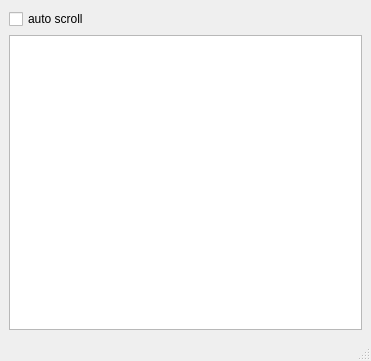
jmdmahdi/Weather-Station, file Desktop App/UI/template/main_window.ui: the form before one commit.
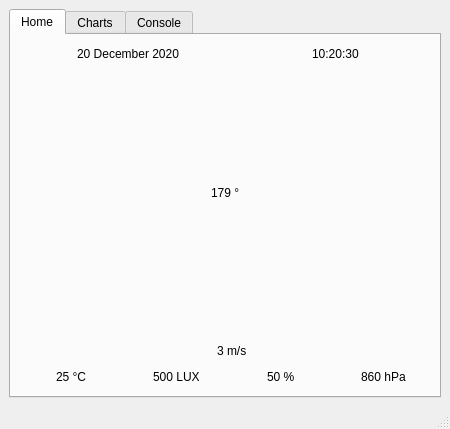
The form after the commit. Icons and pictures are not drawn.

Commit message: Desktop app main window UI update

```diff
--- a/Desktop App/UI/template/main_window.ui
+++ b/Desktop App/UI/template/main_window.ui
@@ -6,12 +6,12 @@
    <rect>
     <x>0</x>
     <y>0</y>
-    <width>371</width>
-    <height>361</height>
+    <width>450</width>
+    <height>429</height>
    </rect>
   </property>
   <property name="sizePolicy">
-   <sizepolicy hsizetype="Fixed" vsizetype="Fixed">
+   <sizepolicy hsizetype="Preferred" vsizetype="Preferred">
     <horstretch>0</horstretch>
     <verstretch>0</verstretch>
    </sizepolicy>
@@ -35,31 +35,625 @@
    <property name="autoFillBackground">
     <bool>true</bool>
    </property>
-   <layout class="QVBoxLayout" name="verticalLayout">
+   <layout class="QVBoxLayout" name="verticalLayout_2">
     <item>
-     <widget class="QCheckBox" name="checkBox">
-      <property name="text">
-       <string>auto scroll</string>
+     <widget class="QTabWidget" name="tabWidget">
+      <property name="sizePolicy">
+       <sizepolicy hsizetype="Preferred" vsizetype="Preferred">
+        <horstretch>0</horstretch>
+        <verstretch>0</verstretch>
+       </sizepolicy>
       </property>
-     </widget>
-    </item>
-    <item>
-     <widget class="QTextBrowser" name="textBrowser">
-      <property name="cursor" stdset="0">
-       <cursorShape>IBeamCursor</cursorShape>
+      <property name="tabPosition">
+       <enum>QTabWidget::North</enum>
       </property>
-      <property name="focusPolicy">
-       <enum>Qt::NoFocus</enum>
+      <property name="tabShape">
+       <enum>QTabWidget::Rounded</enum>
       </property>
       <property name="acceptDrops">
        <bool>false</bool>
       </property>
-      <property name="inputMethodHints">
-       <set>Qt::ImhNone</set>
+      <property name="elideMode">
+       <enum>Qt::ElideNone</enum>
       </property>
-      <property name="documentTitle">
-       <string/>
-      </property>
+      <widget class="QWidget" name="mainTab">
+       <property name="sizePolicy">
+        <sizepolicy hsizetype="Preferred" vsizetype="Preferred">
+         <horstretch>0</horstretch>
+         <verstretch>0</verstretch>
+        </sizepolicy>
+       </property>
+       <attribute name="title">
+        <string>Home</string>
+       </attribute>
+       <layout class="QVBoxLayout" name="verticalLayout_3">
+        <item>
+         <layout class="QHBoxLayout" name="horizontalLayout_11">
+          <item>
+           <layout class="QHBoxLayout" name="horizontalLayout_12">
+            <item>
+             <spacer name="horizontalSpacer_15">
+              <property name="orientation">
+               <enum>Qt::Horizontal</enum>
+              </property>
+              <property name="sizeHint" stdset="0">
+               <size>
+                <width>40</width>
+                <height>20</height>
+               </size>
+              </property>
+             </spacer>
+            </item>
+            <item>
+             <widget class="QLabel" name="dateIcon">
+              <property name="maximumSize">
+               <size>
+                <width>32</width>
+                <height>32</height>
+               </size>
+              </property>
+              <property name="text">
+               <string/>
+              </property>
+              <property name="pixmap">
+               <pixmap>Assets/Calendar.png</pixmap>
+              </property>
+              <property name="scaledContents">
+               <bool>true</bool>
+              </property>
+             </widget>
+            </item>
+            <item>
+             <widget class="QLabel" name="dateText">
+              <property name="text">
+               <string>20 December 2020</string>
+              </property>
+             </widget>
+            </item>
+            <item>
+             <spacer name="horizontalSpacer_16">
+              <property name="orientation">
+               <enum>Qt::Horizontal</enum>
+              </property>
+              <property name="sizeHint" stdset="0">
+               <size>
+                <width>40</width>
+                <height>20</height>
+               </size>
+              </property>
+             </spacer>
+            </item>
+           </layout>
+          </item>
+          <item>
+           <layout class="QHBoxLayout" name="horizontalLayout_13">
+            <item>
+             <spacer name="horizontalSpacer_17">
+              <property name="orientation">
+               <enum>Qt::Horizontal</enum>
+              </property>
+              <property name="sizeHint" stdset="0">
+               <size>
+                <width>40</width>
+                <height>20</height>
+               </size>
+              </property>
+             </spacer>
+            </item>
+            <item>
+             <widget class="QLabel" name="timeIcon">
+              <property name="maximumSize">
+               <size>
+                <width>32</width>
+                <height>32</height>
+               </size>
+              </property>
+              <property name="text">
+               <string/>
+              </property>
+              <property name="pixmap">
+               <pixmap>Assets/Clock.png</pixmap>
+              </property>
+              <property name="scaledContents">
+               <bool>true</bool>
+              </property>
+             </widget>
+            </item>
+            <item>
+             <widget class="QLabel" name="timeText">
+              <property name="text">
+               <string>10:20:30</string>
+              </property>
+             </widget>
+            </item>
+            <item>
+             <spacer name="horizontalSpacer_18">
+              <property name="orientation">
+               <enum>Qt::Horizontal</enum>
+              </property>
+              <property name="sizeHint" stdset="0">
+               <size>
+                <width>40</width>
+                <height>20</height>
+               </size>
+              </property>
+             </spacer>
+            </item>
+           </layout>
+          </item>
+         </layout>
+        </item>
+        <item>
+         <layout class="QVBoxLayout" name="windDetails">
+          <item>
+           <layout class="QVBoxLayout" name="compassContainer">
+            <item>
+             <spacer name="verticalSpacer">
+              <property name="orientation">
+               <enum>Qt::Vertical</enum>
+              </property>
+              <property name="sizeHint" stdset="0">
+               <size>
+                <width>20</width>
+                <height>40</height>
+               </size>
+              </property>
+             </spacer>
+            </item>
+            <item>
+             <layout class="QHBoxLayout" name="horizontalLayout_10">
+              <item>
+               <spacer name="horizontalSpacer_14">
+                <property name="orientation">
+                 <enum>Qt::Horizontal</enum>
+                </property>
+                <property name="sizeHint" stdset="0">
+                 <size>
+                  <width>40</width>
+                  <height>20</height>
+                 </size>
+                </property>
+               </spacer>
+              </item>
+              <item>
+               <widget class="QLabel" name="windAngleText">
+                <property name="text">
+                 <string>179 °</string>
+                </property>
+               </widget>
+              </item>
+              <item>
+               <spacer name="horizontalSpacer_13">
+                <property name="orientation">
+                 <enum>Qt::Horizontal</enum>
+                </property>
+                <property name="sizeHint" stdset="0">
+                 <size>
+                  <width>40</width>
+                  <height>20</height>
+                 </size>
+                </property>
+               </spacer>
+              </item>
+             </layout>
+            </item>
+            <item>
+             <layout class="QHBoxLayout" name="horizontalLayout_9">
+              <item>
+               <spacer name="horizontalSpacer_12">
+                <property name="orientation">
+                 <enum>Qt::Horizontal</enum>
+                </property>
+                <property name="sizeHint" stdset="0">
+                 <size>
+                  <width>40</width>
+                  <height>20</height>
+                 </size>
+                </property>
+               </spacer>
+              </item>
+              <item>
+               <layout class="QVBoxLayout" name="compassLayout"/>
+              </item>
+              <item>
+               <spacer name="horizontalSpacer_11">
+                <property name="orientation">
+                 <enum>Qt::Horizontal</enum>
+                </property>
+                <property name="sizeHint" stdset="0">
+                 <size>
+                  <width>40</width>
+                  <height>20</height>
+                 </size>
+                </property>
+               </spacer>
+              </item>
+             </layout>
+            </item>
+            <item>
+             <spacer name="verticalSpacer_2">
+              <property name="orientation">
+               <enum>Qt::Vertical</enum>
+              </property>
+              <property name="sizeHint" stdset="0">
+               <size>
+                <width>20</width>
+                <height>40</height>
+               </size>
+              </property>
+             </spacer>
+            </item>
+           </layout>
+          </item>
+          <item>
+           <layout class="QHBoxLayout" name="horizontalLayout_8">
+            <item>
+             <spacer name="horizontalSpacer_10">
+              <property name="orientation">
+               <enum>Qt::Horizontal</enum>
+              </property>
+              <property name="sizeHint" stdset="0">
+               <size>
+                <width>40</width>
+                <height>20</height>
+               </size>
+              </property>
+             </spacer>
+            </item>
+            <item>
+             <widget class="QLabel" name="windSpeedIcon">
+              <property name="maximumSize">
+               <size>
+                <width>32</width>
+                <height>32</height>
+               </size>
+              </property>
+              <property name="text">
+               <string/>
+              </property>
+              <property name="pixmap">
+               <pixmap>Assets/windSpeed.png</pixmap>
+              </property>
+              <property name="scaledContents">
+               <bool>true</bool>
+              </property>
+             </widget>
+            </item>
+            <item>
+             <widget class="QLabel" name="windSpeedText">
+              <property name="text">
+               <string>3 m/s</string>
+              </property>
+             </widget>
+            </item>
+            <item>
+             <spacer name="horizontalSpacer_9">
+              <property name="orientation">
+               <enum>Qt::Horizontal</enum>
+              </property>
+              <property name="sizeHint" stdset="0">
+               <size>
+                <width>40</width>
+                <height>20</height>
+               </size>
+              </property>
+             </spacer>
+            </item>
+           </layout>
+          </item>
+         </layout>
+        </item>
+        <item>
+         <layout class="QHBoxLayout" name="horizontalLayout">
+          <property name="spacing">
+           <number>6</number>
+          </property>
+          <item>
+           <layout class="QHBoxLayout" name="horizontalLayout_2">
+            <item>
+             <spacer name="horizontalSpacer">
+              <property name="orientation">
+               <enum>Qt::Horizontal</enum>
+              </property>
+              <property name="sizeHint" stdset="0">
+               <size>
+                <width>40</width>
+                <height>20</height>
+               </size>
+              </property>
+             </spacer>
+            </item>
+            <item>
+             <widget class="QLabel" name="temperatureIcon">
+              <property name="sizePolicy">
+               <sizepolicy hsizetype="Preferred" vsizetype="Preferred">
+                <horstretch>0</horstretch>
+                <verstretch>0</verstretch>
+               </sizepolicy>
+              </property>
+              <property name="maximumSize">
+               <size>
+                <width>32</width>
+                <height>32</height>
+               </size>
+              </property>
+              <property name="frameShadow">
+               <enum>QFrame::Plain</enum>
+              </property>
+              <property name="text">
+               <string/>
+              </property>
+              <property name="textFormat">
+               <enum>Qt::AutoText</enum>
+              </property>
+              <property name="pixmap">
+               <pixmap>Assets/Temperature.png</pixmap>
+              </property>
+              <property name="scaledContents">
+               <bool>true</bool>
+              </property>
+              <property name="wordWrap">
+               <bool>false</bool>
+              </property>
+             </widget>
+            </item>
+            <item>
+             <widget class="QLabel" name="temperatureText">
+              <property name="sizePolicy">
+               <sizepolicy hsizetype="Preferred" vsizetype="Preferred">
+                <horstretch>0</horstretch>
+                <verstretch>0</verstretch>
+               </sizepolicy>
+              </property>
+              <property name="text">
+               <string>25 °C</string>
+              </property>
+             </widget>
+            </item>
+            <item>
+             <spacer name="horizontalSpacer_2">
+              <property name="orientation">
+               <enum>Qt::Horizontal</enum>
+              </property>
+              <property name="sizeHint" stdset="0">
+               <size>
+                <width>40</width>
+                <height>20</height>
+               </size>
+              </property>
+             </spacer>
+            </item>
+           </layout>
+          </item>
+          <item>
+           <layout class="QHBoxLayout" name="horizontalLayout_3">
+            <item>
+             <spacer name="horizontalSpacer_3">
+              <property name="orientation">
+               <enum>Qt::Horizontal</enum>
+              </property>
+              <property name="sizeHint" stdset="0">
+               <size>
+                <width>40</width>
+                <height>20</height>
+               </size>
+              </property>
+             </spacer>
+            </item>
+            <item>
+             <widget class="QLabel" name="lightIntensityIcon">
+              <property name="sizePolicy">
+               <sizepolicy hsizetype="Preferred" vsizetype="Preferred">
+                <horstretch>0</horstretch>
+                <verstretch>0</verstretch>
+               </sizepolicy>
+              </property>
+              <property name="maximumSize">
+               <size>
+                <width>32</width>
+                <height>32</height>
+               </size>
+              </property>
+              <property name="text">
+               <string/>
+              </property>
+              <property name="pixmap">
+               <pixmap>Assets/Sun.png</pixmap>
+              </property>
+              <property name="scaledContents">
+               <bool>true</bool>
+              </property>
+             </widget>
+            </item>
+            <item>
+             <widget class="QLabel" name="lightIntensityText">
+              <property name="text">
+               <string>500 LUX</string>
+              </property>
+             </widget>
+            </item>
+            <item>
+             <spacer name="horizontalSpacer_4">
+              <property name="orientation">
+               <enum>Qt::Horizontal</enum>
+              </property>
+              <property name="sizeHint" stdset="0">
+               <size>
+                <width>40</width>
+                <height>20</height>
+               </size>
+              </property>
+             </spacer>
+            </item>
+           </layout>
+          </item>
+          <item>
+           <layout class="QHBoxLayout" name="horizontalLayout_6">
+            <item>
+             <spacer name="horizontalSpacer_5">
+              <property name="orientation">
+               <enum>Qt::Horizontal</enum>
+              </property>
+              <property name="sizeHint" stdset="0">
+               <size>
+                <width>40</width>
+                <height>20</height>
+               </size>
+              </property>
+             </spacer>
+            </item>
+            <item>
+             <widget class="QLabel" name="humidityIcon">
+              <property name="maximumSize">
+               <size>
+                <width>32</width>
+                <height>32</height>
+               </size>
+              </property>
+              <property name="text">
+               <string/>
+              </property>
+              <property name="pixmap">
+               <pixmap>Assets/Humidity.png</pixmap>
+              </property>
+              <property name="scaledContents">
+               <bool>true</bool>
+              </property>
+             </widget>
+            </item>
+            <item>
+             <widget class="QLabel" name="humidityText">
+              <property name="text">
+               <string>50 %</string>
+              </property>
+             </widget>
+            </item>
+            <item>
+             <spacer name="horizontalSpacer_6">
+              <property name="orientation">
+               <enum>Qt::Horizontal</enum>
+              </property>
+              <property name="sizeHint" stdset="0">
+               <size>
+                <width>40</width>
+                <height>20</height>
+               </size>
+              </property>
+             </spacer>
+            </item>
+           </layout>
+          </item>
+          <item>
+           <layout class="QHBoxLayout" name="horizontalLayout_7">
+            <item>
+             <spacer name="horizontalSpacer_7">
+              <property name="orientation">
+               <enum>Qt::Horizontal</enum>
+              </property>
+              <property name="sizeHint" stdset="0">
+               <size>
+                <width>40</width>
+                <height>20</height>
+               </size>
+              </property>
+             </spacer>
+            </item>
+            <item>
+             <widget class="QLabel" name="pressureIcon">
+              <property name="maximumSize">
+               <size>
+                <width>32</width>
+                <height>32</height>
+               </size>
+              </property>
+              <property name="text">
+               <string/>
+              </property>
+              <property name="pixmap">
+               <pixmap>Assets/AirPressure.png</pixmap>
+              </property>
+              <property name="scaledContents">
+               <bool>true</bool>
+              </property>
+             </widget>
+            </item>
+            <item>
+             <widget class="QLabel" name="pressureText">
+              <property name="text">
+               <string>860 hPa</string>
+              </property>
+             </widget>
+            </item>
+            <item>
+             <spacer name="horizontalSpacer_8">
+              <property name="orientation">
+               <enum>Qt::Horizontal</enum>
+              </property>
+              <property name="sizeHint" stdset="0">
+               <size>
+                <width>40</width>
+                <height>20</height>
+               </size>
+              </property>
+             </spacer>
+            </item>
+           </layout>
+          </item>
+         </layout>
+        </item>
+       </layout>
+      </widget>
+      <widget class="QWidget" name="chatTab">
+       <attribute name="title">
+        <string>Charts</string>
+       </attribute>
+       <layout class="QVBoxLayout" name="verticalLayout_4"/>
+      </widget>
+      <widget class="QWidget" name="consoleTab">
+       <property name="sizePolicy">
+        <sizepolicy hsizetype="Preferred" vsizetype="Preferred">
+         <horstretch>0</horstretch>
+         <verstretch>0</verstretch>
+        </sizepolicy>
+       </property>
+       <attribute name="title">
+        <string>Console</string>
+       </attribute>
+       <layout class="QVBoxLayout" name="verticalLayout">
+        <item>
+         <widget class="QCheckBox" name="checkBox">
+          <property name="text">
+           <string>auto scroll</string>
+          </property>
+         </widget>
+        </item>
+        <item>
+         <widget class="QTextBrowser" name="textBrowser">
+          <property name="sizePolicy">
+           <sizepolicy hsizetype="Preferred" vsizetype="Preferred">
+            <horstretch>0</horstretch>
+            <verstretch>0</verstretch>
+           </sizepolicy>
+          </property>
+          <property name="cursor" stdset="0">
+           <cursorShape>IBeamCursor</cursorShape>
+          </property>
+          <property name="focusPolicy">
+           <enum>Qt::NoFocus</enum>
+          </property>
+          <property name="acceptDrops">
+           <bool>false</bool>
+          </property>
+          <property name="inputMethodHints">
+           <set>Qt::ImhNone</set>
+          </property>
+          <property name="documentTitle">
+           <string/>
+          </property>
+         </widget>
+        </item>
+       </layout>
+      </widget>
      </widget>
     </item>
    </layout>
```
Left out of the diff: 6 changed lines with no effect on the pictures. The commit also changes 11 other files.
